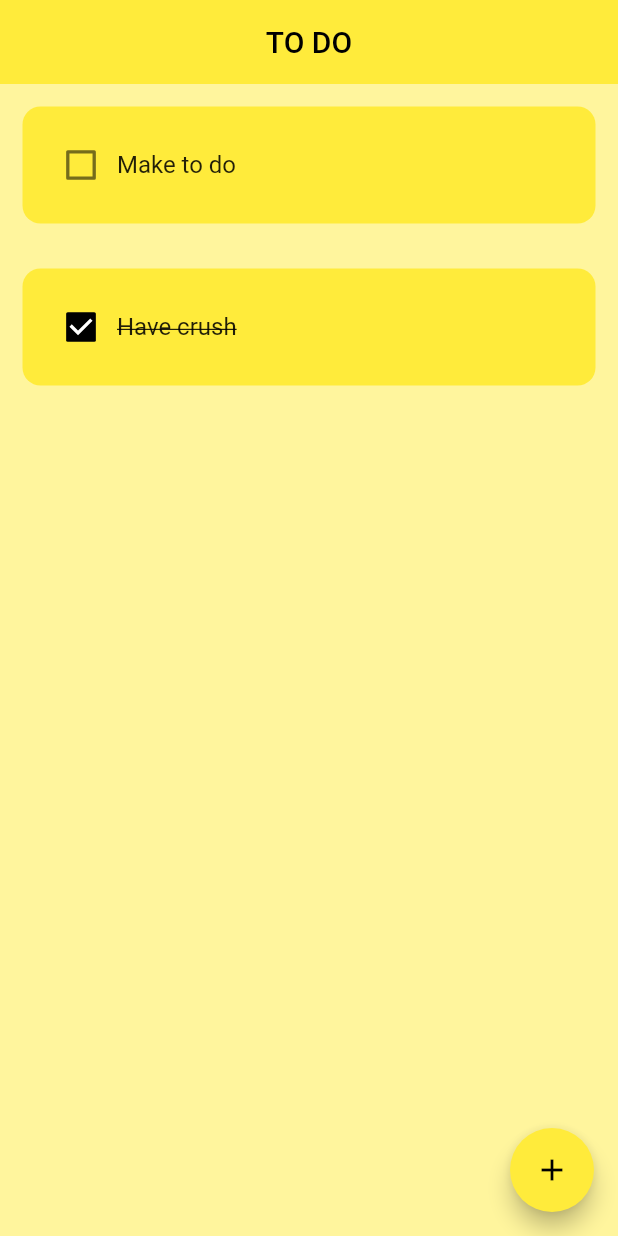
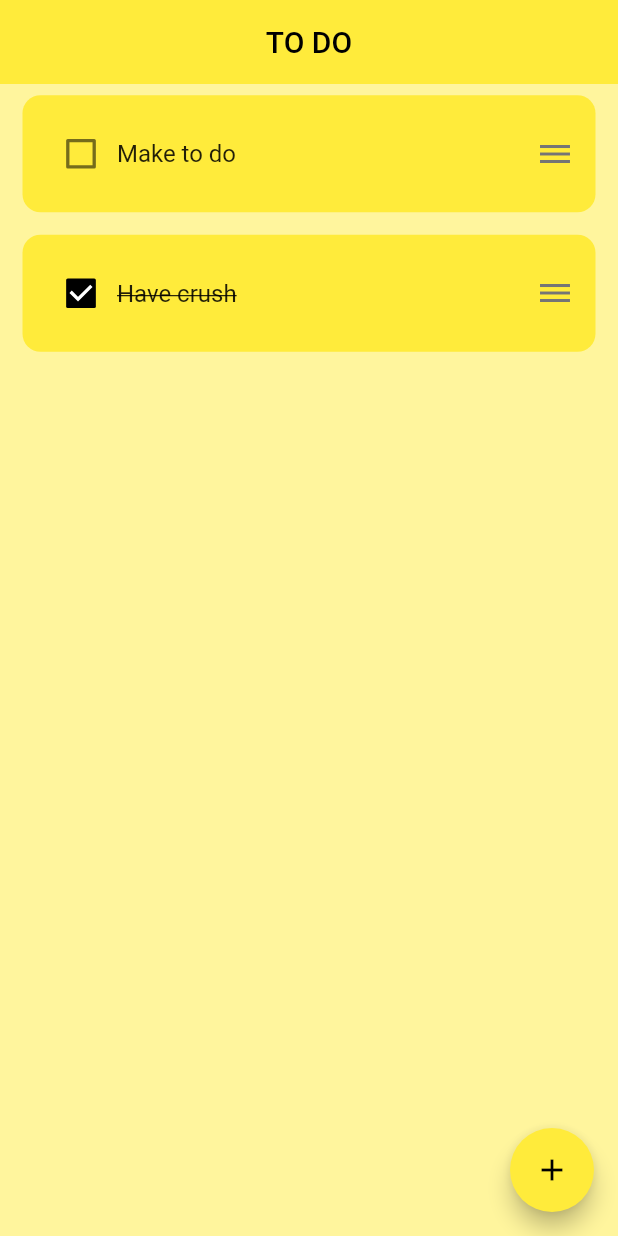
Before and after one commit to PhatSankar/to_do_app, a Flutter app: the screen it shows after launch, on a phone screen of 412 x 824 dp. Run offline on Flutter 3.47's test engine with Material 2 defaults, Android fonts, the phone set to English and light mode, and no system bars; drawn by our look-alikes of flutter_slidable; our stand-ins replace reorderables.

Commit message:
Add dragable icon

```diff
--- a/lib/pages/home/components/to_do_tile.dart
+++ b/lib/pages/home/components/to_do_tile.dart
@@ -19,10 +19,9 @@ class ToDoTile extends StatelessWidget {
   @override
   Widget build(BuildContext context) {
     return Container(
-      decoration: BoxDecoration(
-        color: Colors.yellow[200]
-      ),
-      padding: const EdgeInsets.all(kDefaultPadding),
+      decoration: BoxDecoration(color: Colors.yellow[200]),
+      padding: const EdgeInsets.symmetric(
+          horizontal: kDefaultPadding, vertical: kDefaultPadding / 2),
       child: Slidable(
         endActionPane: ActionPane(
           motion: StretchMotion(),
@@ -43,6 +42,9 @@ class ToDoTile extends StatelessWidget {
               borderRadius: BorderRadius.circular(kBorderRadius)),
           child: Row(
             children: [
+              Expanded(
+                  child: Row(
+                children: [
                   Transform.scale(
                     scale: 1.1,
                     child: Checkbox(
@@ -61,6 +63,15 @@ class ToDoTile extends StatelessWidget {
                             : TextDecoration.none),
                   ))
                 ],
+              )),
+              SizedBox(
+                width: kDefaultPadding,
+              ),
+              Icon(
+                Icons.dehaze_sharp,
+                color: Colors.grey[600],
+              )
+            ],
           ),
         ),
       ),
```
Lines whose indentation alone changed are shown as unchanged.
